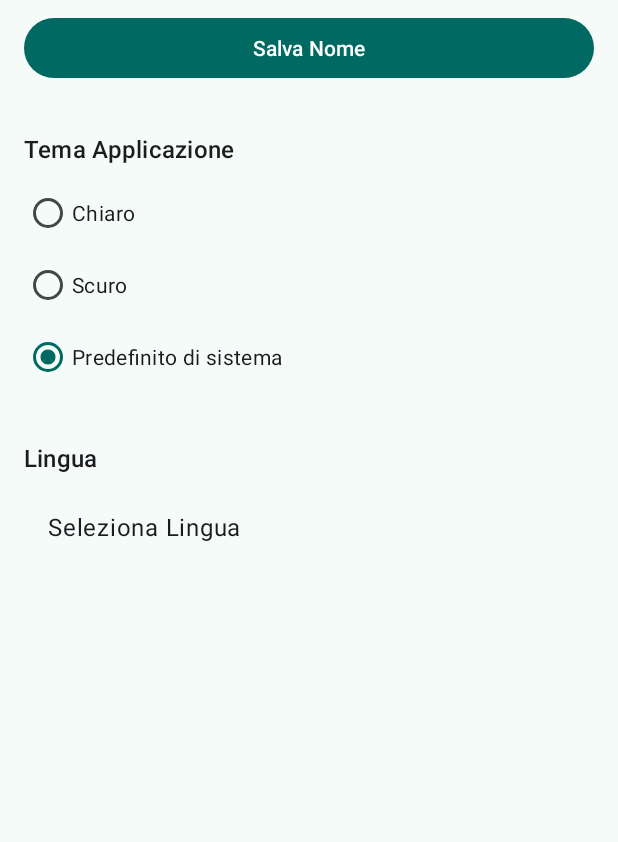
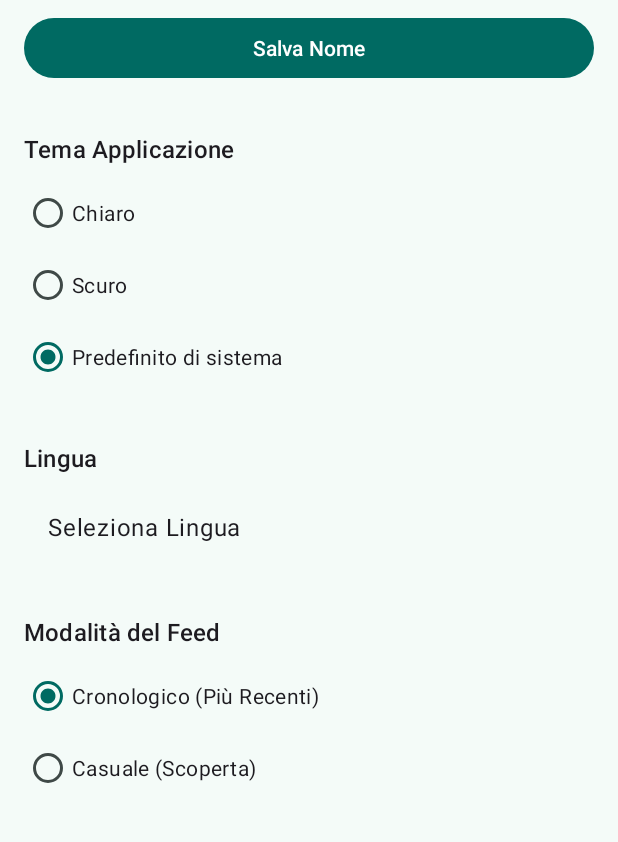
Before and after one commit to andreaturchet/PaperGram, an Android app: the fragment SettingsFragment shown on its own in the app's theme, on a phone screen of 412 x 824 dp, the part 210-1052 px from its top. Run offline under Robolectric (Android 15) with nearby library versions, the phone set to English and light mode, and no system bars.

Commit message:
Implement selectable and robust feed modes
- A new "Feed Mode" option (Chronological/Random) has been added to the Settings screen and is persisted in `UserPreferences`.
- `HomeViewModel` and `FeedFragment` were updated to support both fetching strategies based on the user's selection.
- The feed now automatically refreshes when the mode is changed in Settings, using the `FragmentResultAPI` for communication.
- The new logic fetches smaller, faster batches from the API, drastically reducing network errors and improving initial load time.

This also resolves all subsequent bugs identified during the refactor, including:
- An issue where the error/reload layout failed to display correctly.

```diff
--- a/app/build.gradle.kts
+++ b/app/build.gradle.kts
@@ -76,7 +76,7 @@ dependencies {
     implementation(libs.flexbox)
     implementation(libs.androidx.swiperefreshlayout)
     implementation(libs.shimmer)
-    implementation("com.github.chrisbanes:PhotoView:2.3.0")
+    implementation(libs.photoview)
 
     testImplementation(libs.mockito.kotlin)
     testImplementation(libs.androidx.core.testing)
--- a/app/src/main/java/com/ciwrl/papergram/data/UserPreferences.kt
+++ b/app/src/main/java/com/ciwrl/papergram/data/UserPreferences.kt
@@ -18,6 +18,10 @@ object UserPreferences {
     private const val KEY_USER_NAME = "user_name"
     private const val KEY_THEME = "selected_theme"
     private const val KEY_LANGUAGE = "selected_language"
+    private const val KEY_FEED_MODE = "feed_mode"
+
+    const val FEED_MODE_CHRONOLOGICAL = "chronological"
+    const val FEED_MODE_RANDOM = "random"
 
     private fun getPrefs(context: Context): SharedPreferences {
         return context.getSharedPreferences(PREFS_NAME, Context.MODE_PRIVATE)
@@ -61,4 +65,12 @@ object UserPreferences {
     fun getLanguage(context: Context): String {
         return getPrefs(context).getString(KEY_LANGUAGE, "it") ?: "it"
     }
+
+    fun saveFeedMode(context: Context, mode: String) {
+        getPrefs(context).edit { putString(KEY_FEED_MODE, mode) }
+    }
+
+    fun getFeedMode(context: Context): String {
+        return getPrefs(context).getString(KEY_FEED_MODE, FEED_MODE_CHRONOLOGICAL) ?: FEED_MODE_CHRONOLOGICAL
+    }
 }
--- a/app/src/main/java/com/ciwrl/papergram/ui/settings/SettingsFragment.kt
+++ b/app/src/main/java/com/ciwrl/papergram/ui/settings/SettingsFragment.kt
@@ -6,9 +6,12 @@ import android.view.View
 import android.view.ViewGroup
 import android.widget.Toast
 import androidx.appcompat.app.AppCompatDelegate
+import androidx.core.os.bundleOf
 import androidx.fragment.app.Fragment
+import androidx.fragment.app.setFragmentResult
 import androidx.fragment.app.viewModels
 import com.ciwrl.papergram.R
+import com.ciwrl.papergram.data.UserPreferences
 import com.ciwrl.papergram.databinding.FragmentSettingsBinding
 import com.google.android.material.dialog.MaterialAlertDialogBuilder
 
@@ -43,6 +46,7 @@ class SettingsFragment : Fragment() {
         }
         setupThemeSelection()
         setupLanguageSelection()
+        setupFeedModeSelection()
     }
 
     private fun setupLanguageSelection() {
@@ -92,6 +96,22 @@ class SettingsFragment : Fragment() {
             .show()
     }
 
+    private fun setupFeedModeSelection() {
+        when (viewModel.getFeedMode()) {
+            UserPreferences.FEED_MODE_RANDOM -> binding.radioRandom.isChecked = true
+            else -> binding.radioChronological.isChecked = true
+        }
+
+        binding.radioGroupFeedMode.setOnCheckedChangeListener { _, checkedId ->
+            val newMode = when (checkedId) {
+                R.id.radio_random -> UserPreferences.FEED_MODE_RANDOM
+                else -> UserPreferences.FEED_MODE_CHRONOLOGICAL
+            }
+            viewModel.saveFeedMode(newMode)
+            setFragmentResult("feed_mode_changed", bundleOf())
+        }
+    }
+
     override fun onDestroyView() {
         super.onDestroyView()
         _binding = null
--- a/app/src/main/java/com/ciwrl/papergram/ui/settings/SettingsViewModel.kt
+++ b/app/src/main/java/com/ciwrl/papergram/ui/settings/SettingsViewModel.kt
@@ -2,10 +2,26 @@ package com.ciwrl.papergram.ui.settings
 
 import android.app.Application
 import androidx.lifecycle.AndroidViewModel
-import androidx.lifecycle.ViewModel
 import com.ciwrl.papergram.data.UserPreferences
 import androidx.appcompat.app.AppCompatDelegate
 import androidx.core.os.LocaleListCompat
+
+/**
+ * Manages UI logic and acts as an intermediary for the [SettingsFragment].
+ *
+ * This ViewModel provides methods to interact with user preferences stored in [UserPreferences].
+ * Unlike other ViewModels in this app, it does not hold a reactive UI state via StateFlow,
+ * but instead offers direct functions to get and set application settings.
+ *
+ * Its responsibilities include:
+ * - Retrieving and saving the user's display name.
+ * - Retrieving the current theme setting (Light, Dark, System Default).
+ * - Applying a new theme to the application via [AppCompatDelegate] and persisting the choice.
+ * - Retrieving the current language setting.
+ * - Applying a new language to the application via [AppCompatDelegate] and persisting the choice.
+ *
+ * @param application The application instance, required for accessing the context.
+ */
 
 class SettingsViewModel(application: Application) : AndroidViewModel(application) {
 
@@ -15,6 +31,14 @@ class SettingsViewModel(application: Application) : AndroidViewModel(application
 
     fun saveUserName(newName: String) {
         UserPreferences.saveUserName(getApplication(), newName)
+    }
+
+    fun saveFeedMode(mode: String) {
+        UserPreferences.saveFeedMode(getApplication(), mode)
+    }
+
+    fun getFeedMode(): String {
+        return UserPreferences.getFeedMode(getApplication())
     }
 
     fun setTheme(themeMode: Int) {
--- a/app/src/main/res/layout/fragment_settings.xml
+++ b/app/src/main/res/layout/fragment_settings.xml
@@ -1,12 +1,17 @@
 <?xml version="1.0" encoding="utf-8"?>
-<androidx.constraintlayout.widget.ConstraintLayout
+<androidx.core.widget.NestedScrollView
     xmlns:android="http://schemas.android.com/apk/res/android"
     xmlns:app="http://schemas.android.com/apk/res-auto"
     xmlns:tools="http://schemas.android.com/tools"
     android:layout_width="match_parent"
     android:layout_height="match_parent"
-    tools:context=".ui.settings.SettingsFragment"
-    android:padding="16dp">
+    android:fillViewport="true">
+
+    <androidx.constraintlayout.widget.ConstraintLayout
+        android:layout_width="match_parent"
+        android:layout_height="wrap_content"
+        android:padding="16dp"
+        tools:context=".ui.settings.SettingsFragment">
 
         <TextView
             android:id="@+id/settings_title"
@@ -14,8 +19,8 @@
             android:layout_height="wrap_content"
             android:text="@string/impostazioni"
             android:textAppearance="@style/TextAppearance.Material3.HeadlineMedium"
-        app:layout_constraintTop_toTopOf="parent"
-        app:layout_constraintStart_toStartOf="parent" />
+            app:layout_constraintStart_toStartOf="parent"
+            app:layout_constraintTop_toTopOf="parent" />
 
         <com.google.android.material.textfield.TextInputLayout
             android:id="@+id/textInputLayout_user_name"
@@ -23,9 +28,9 @@
             android:layout_height="wrap_content"
             android:layout_marginTop="24dp"
             android:hint="@string/username"
-        app:layout_constraintTop_toBottomOf="@id/settings_title"
+            app:layout_constraintEnd_toEndOf="parent"
             app:layout_constraintStart_toStartOf="parent"
-        app:layout_constraintEnd_toEndOf="parent">
+            app:layout_constraintTop_toBottomOf="@id/settings_title">
 
             <com.google.android.material.textfield.TextInputEditText
                 android:id="@+id/editText_user_name"
@@ -40,11 +45,11 @@
             android:id="@+id/button_save_settings"
             android:layout_width="0dp"
             android:layout_height="wrap_content"
+            android:layout_marginTop="8dp"
             android:text="@string/save_name"
-        android:layout_marginTop="8dp"
-        app:layout_constraintTop_toBottomOf="@id/textInputLayout_user_name"
+            app:layout_constraintEnd_toEndOf="parent"
             app:layout_constraintStart_toStartOf="parent"
-        app:layout_constraintEnd_toEndOf="parent"/>
+            app:layout_constraintTop_toBottomOf="@id/textInputLayout_user_name" />
 
         <TextView
             android:id="@+id/theme_section_title"
@@ -53,8 +58,8 @@
             android:layout_marginTop="32dp"
             android:text="@string/theme_app"
             android:textAppearance="@style/TextAppearance.Material3.TitleMedium"
-        app:layout_constraintTop_toBottomOf="@id/button_save_settings"
-        app:layout_constraintStart_toStartOf="parent" />
+            app:layout_constraintStart_toStartOf="parent"
+            app:layout_constraintTop_toBottomOf="@id/button_save_settings" />
 
         <RadioGroup
             android:id="@+id/radio_group_theme"
@@ -62,9 +67,9 @@
             android:layout_height="wrap_content"
             android:layout_marginTop="8dp"
             android:orientation="vertical"
-        app:layout_constraintTop_toBottomOf="@id/theme_section_title"
+            app:layout_constraintEnd_toEndOf="parent"
             app:layout_constraintStart_toStartOf="parent"
-        app:layout_constraintEnd_toEndOf="parent">
+            app:layout_constraintTop_toBottomOf="@id/theme_section_title">
 
             <RadioButton
                 android:id="@+id/radio_light"
@@ -83,6 +88,7 @@
                 android:layout_width="match_parent"
                 android:layout_height="wrap_content"
                 android:text="@string/system_pred" />
+        </RadioGroup>
 
         <TextView
             android:id="@+id/language_section_title"
@@ -91,8 +97,8 @@
             android:layout_marginTop="32dp"
             android:text="@string/language"
             android:textAppearance="@style/TextAppearance.Material3.TitleMedium"
-            app:layout_constraintTop_toBottomOf="@id/radio_group_theme"
-            app:layout_constraintStart_toStartOf="parent" />
+            app:layout_constraintStart_toStartOf="parent"
+            app:layout_constraintTop_toBottomOf="@id/radio_group_theme" />
 
         <TextView
             android:id="@+id/text_view_language"
@@ -105,8 +111,41 @@
             android:padding="16dp"
             android:text="@string/select_lang"
             android:textAppearance="@style/TextAppearance.Material3.BodyLarge"
-            app:layout_constraintTop_toBottomOf="@id/language_section_title"
-            app:layout_constraintStart_toStartOf="parent" />
+            app:layout_constraintStart_toStartOf="parent"
+            app:layout_constraintTop_toBottomOf="@id/language_section_title" />
+
+        <TextView
+            android:id="@+id/feed_mode_section_title"
+            android:layout_width="wrap_content"
+            android:layout_height="wrap_content"
+            android:layout_marginTop="32dp"
+            android:text="@string/settings_feed_mode_title"
+            android:textAppearance="@style/TextAppearance.Material3.TitleMedium"
+            app:layout_constraintStart_toStartOf="parent"
+            app:layout_constraintTop_toBottomOf="@id/text_view_language" />
+
+        <RadioGroup
+            android:id="@+id/radio_group_feed_mode"
+            android:layout_width="0dp"
+            android:layout_height="wrap_content"
+            android:layout_marginTop="8dp"
+            android:orientation="vertical"
+            app:layout_constraintEnd_toEndOf="parent"
+            app:layout_constraintStart_toStartOf="parent"
+            app:layout_constraintTop_toBottomOf="@id/feed_mode_section_title">
+
+            <RadioButton
+                android:id="@+id/radio_chronological"
+                android:layout_width="match_parent"
+                android:layout_height="wrap_content"
+                android:text="@string/settings_feed_mode_chronological" />
+
+            <RadioButton
+                android:id="@+id/radio_random"
+                android:layout_width="match_parent"
+                android:layout_height="wrap_content"
+                android:text="@string/settings_feed_mode_random" />
         </RadioGroup>
 
     </androidx.constraintlayout.widget.ConstraintLayout>
+</androidx.core.widget.NestedScrollView>
--- a/app/src/main/res/values/strings.xml
+++ b/app/src/main/res/values/strings.xml
@@ -119,7 +119,7 @@
     <string name="find">Cerca</string>
     <string name="error">Errore nel caricamento dei dati</string>
     <string name="reload">Ricarica</string>
-    <string name="search_hint">Cerca per titolo...</string>
+    <string name="search_hint">Cerca per titolo…</string>
 
     <string name="preferences_saved">Preferenze salvate!</string>
     <string name="select_at_least_one_interest">Seleziona almeno un interesse per continuare</string>
@@ -133,4 +133,8 @@
     <string name="share_subject">Paper interessante: %1$s</string>
     <string name="share_body_text">Dai un\'occhiata a questo paper:\n\n*%1$s*\n\nAutori: %2$s\n\nLink: %3$s</string>
     <string name="name_cannot_be_empty">Il nome non può essere vuoto</string>
+
+    <string name="settings_feed_mode_title">Modalità del Feed</string>
+    <string name="settings_feed_mode_chronological">Cronologico (Più Recenti)</string>
+    <string name="settings_feed_mode_random">Casuale (Scoperta)</string>
 </resources>
--- a/gradle/libs.versions.toml
+++ b/gradle/libs.versions.toml
@@ -22,6 +22,7 @@ mockitoKotlin = "5.2.1"
 navigationFragmentKtx = "2.8.9"
 navigationUiKtx = "2.8.9"
 okhttp = "4.12.0"
+photoviewVersion = "2.3.0"
 recyclerview = "1.4.0"
 retrofit = "2.9.0"
 viewpager2 = "1.1.0"
@@ -58,6 +59,7 @@ androidx-navigation-fragment-ktx = { group = "androidx.navigation", name = "navi
 androidx-navigation-ui-ktx = { group = "androidx.navigation", name = "navigation-ui-ktx", version.ref = "navigationUiKtx" }
 mockito-kotlin = { module = "org.mockito.kotlin:mockito-kotlin", version.ref = "mockitoKotlin" }
 okhttp = { module = "com.squareup.okhttp3:okhttp", version.ref = "okhttp" }
+photoview = { module = "com.github.chrisbanes:PhotoView", version.ref = "photoviewVersion" }
 retrofit = { module = "com.squareup.retrofit2:retrofit", version.ref = "retrofit" }
 androidx-room-runtime = { group = "androidx.room", name = "room-runtime", version.ref = "room" }
 androidx-room-compiler = { group = "androidx.room", name = "room-compiler", version.ref = "room" }
```
Also changed, not shown: app/src/main/java/com/ciwrl/papergram/data/network/RetrofitInstance.kt (+32 -5 lines), app/src/main/java/com/ciwrl/papergram/ui/adapter/PdfPageAdapter.kt (+4 -6 lines), app/src/main/java/com/ciwrl/papergram/ui/categories/CategoriesViewModel.kt (+19 -5 lines), app/src/main/java/com/ciwrl/papergram/ui/comments/CommentsViewModel.kt (+17 -0 lines), app/src/main/java/com/ciwrl/papergram/ui/home/FeedFragment.kt (+77 -91 lines), app/src/main/java/com/ciwrl/papergram/ui/home/HomeViewModel.kt (+82 -56 lines), app/src/main/java/com/ciwrl/papergram/ui/onboarding/InterestSelectionViewModel.kt (+16 -0 lines), 1 other file. Lines whose indentation alone changed are shown as unchanged.
